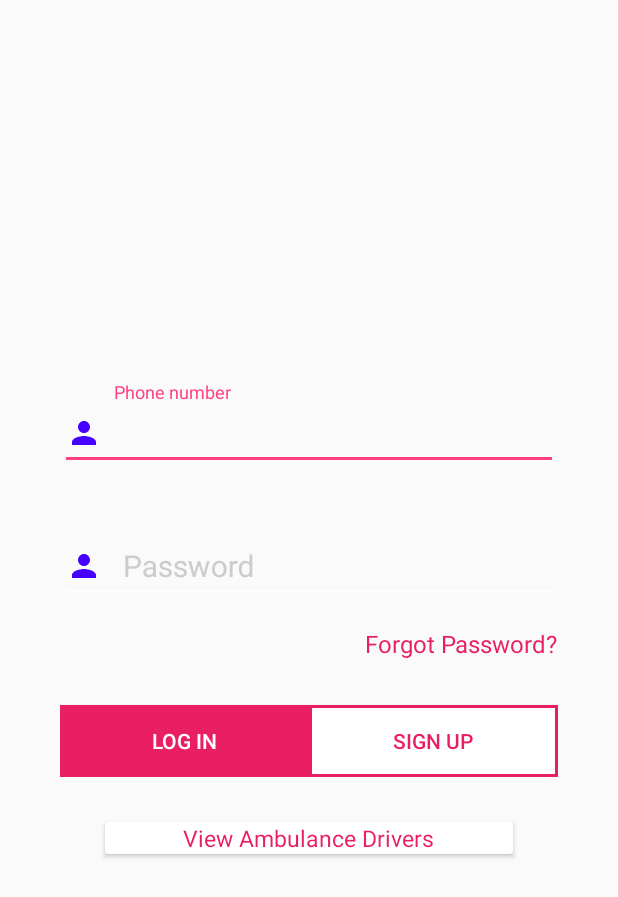
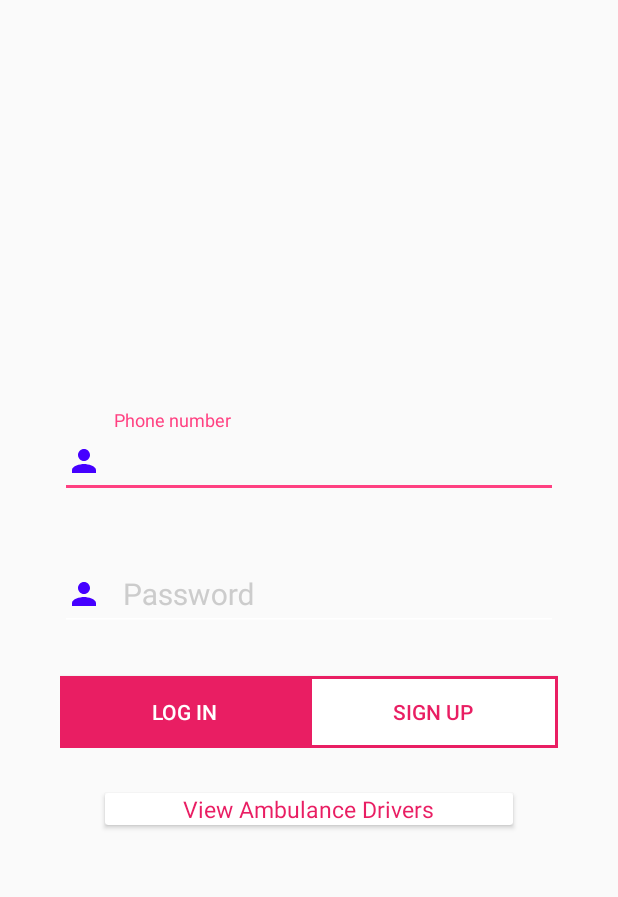
Before and after one commit to harishpadmanabh-HP/SmartAmbulance2020, an Android app: the DriverLogin screen opened directly, with no data from a screen before it, on a phone screen of 412 x 824 dp. Shown: the top 897 px of the screen. Run offline under Robolectric (Android 15) with nearby library versions, the phone set to English and light mode, and no system bars; libraries missing offline, so code that uses them is left out: com.loopj.android; 2 statements that could not run were skipped.

Commit message:
forgot passwprd removed

```diff
--- a/app/src/main/AndroidManifest.xml
+++ b/app/src/main/AndroidManifest.xml
@@ -10,9 +10,9 @@
 
     <application
         android:allowBackup="true"
-        android:icon="@mipmap/ic_launcher"
+        android:icon="@drawable/accident"
         android:label="@string/app_name"
-        android:roundIcon="@mipmap/ic_launcher_round"
+        android:roundIcon="@drawable/accident"
         android:supportsRtl="true"
         android:theme="@style/AppTheme">
         <activity android:name=".BookingPage" />
--- a/app/src/main/java/com/example/lenovo/smartambulancefinal/DriverLogin.java
+++ b/app/src/main/java/com/example/lenovo/smartambulancefinal/DriverLogin.java
@@ -10,6 +10,7 @@ import android.view.View;
 import android.widget.Button;
 import android.widget.Toast;
 
+import com.google.firebase.iid.FirebaseInstanceId;
 import com.loopj.android.http.AsyncHttpClient;
 import com.loopj.android.http.AsyncHttpResponseHandler;
 import com.loopj.android.http.RequestParams;
@@ -61,6 +62,7 @@ public class DriverLogin extends AppCompatActivity {
                             obj1=new JSONObject(content);
 
                             String s=obj1.getString("status");
+                           // String refreshedToken = FirebaseInstanceId.getInstance().getToken();
 
                             Toast.makeText(DriverLogin.this, ""+s,
                                     Toast.LENGTH_SHORT).show();
@@ -78,8 +80,10 @@ public class DriverLogin extends AppCompatActivity {
 
                                 ed.commit();
 
-                                Intent i=new Intent(DriverLogin.this,DriverHome.class);
-                                startActivity(i);
+//                                Intent i=new Intent(DriverLogin.this,DriverHome.class);
+//                                startActivity(i);
+
+                                Toast.makeText(DriverLogin.this, "You have signed in . You will be notified when an accident is reported ", Toast.LENGTH_SHORT).show();
 
 
                             }
--- a/app/src/main/res/layout/activity_driver_login.xml
+++ b/app/src/main/res/layout/activity_driver_login.xml
@@ -44,14 +44,14 @@
             android:textSize="20sp" />
     </android.support.design.widget.TextInputLayout>
 
-    <TextView
-        android:layout_width="wrap_content"
-        android:layout_height="wrap_content"
-        android:layout_gravity="right"
-        android:layout_marginTop="16dp"
-        android:text="Forgot Password?"
-        android:textColor="#E91E63"
-        android:textSize="16sp" />
+    <!--<TextView-->
+        <!--android:layout_width="wrap_content"-->
+        <!--android:layout_height="wrap_content"-->
+        <!--android:layout_gravity="right"-->
+        <!--android:layout_marginTop="16dp"-->
+        <!--android:text="Forgot Password?"-->
+        <!--android:textColor="#E91E63"-->
+        <!--android:textSize="16sp" />-->
     <LinearLayout
         android:layout_width="match_parent"
         android:layout_height="wrap_content"
--- a/app/src/main/res/values/strings.xml
+++ b/app/src/main/res/values/strings.xml
@@ -1,4 +1,4 @@
 <resources>
-    <string name="app_name">Smart Ambulance Final</string>
+    <string name="app_name">Smart Ambulance </string>
     <string name="title_activity_maps">Map</string>
 </resources>
```
Also changed, not shown: app/src/main/java/com/example/lenovo/smartambulancefinal/MainActivity.java (+15 -1 lines).
